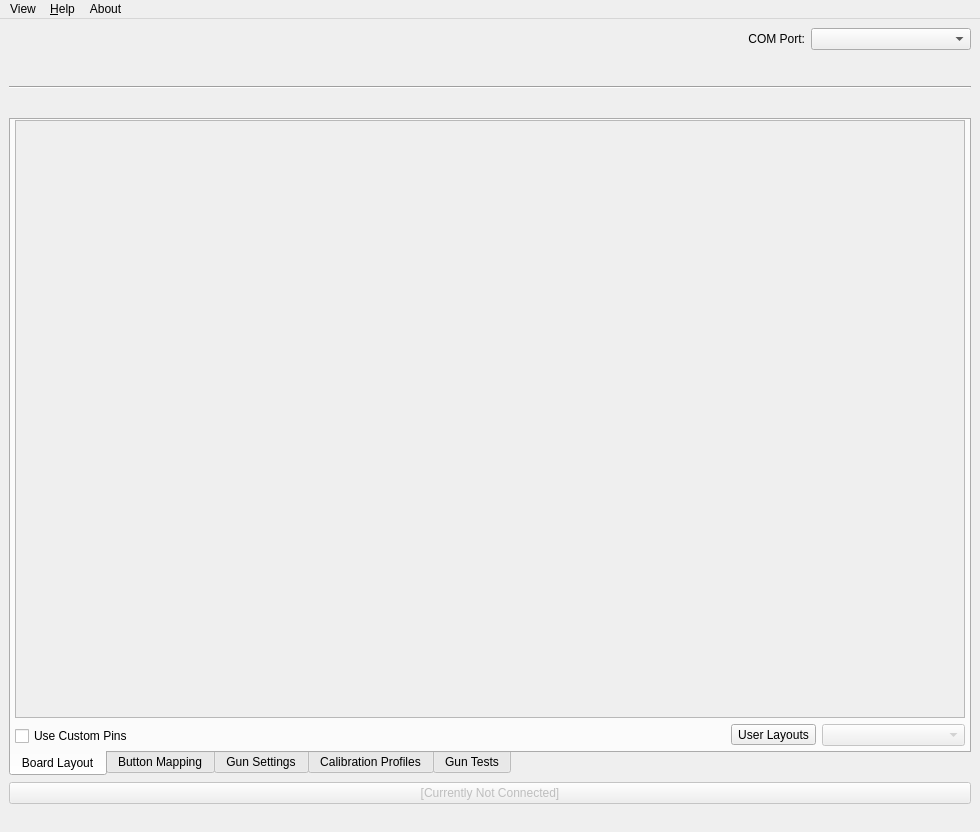
The window that src/appmainwindow.ui (TeamOpenFIRE/OpenFIRE-App) describes before a commit, drawn with Qt 5.
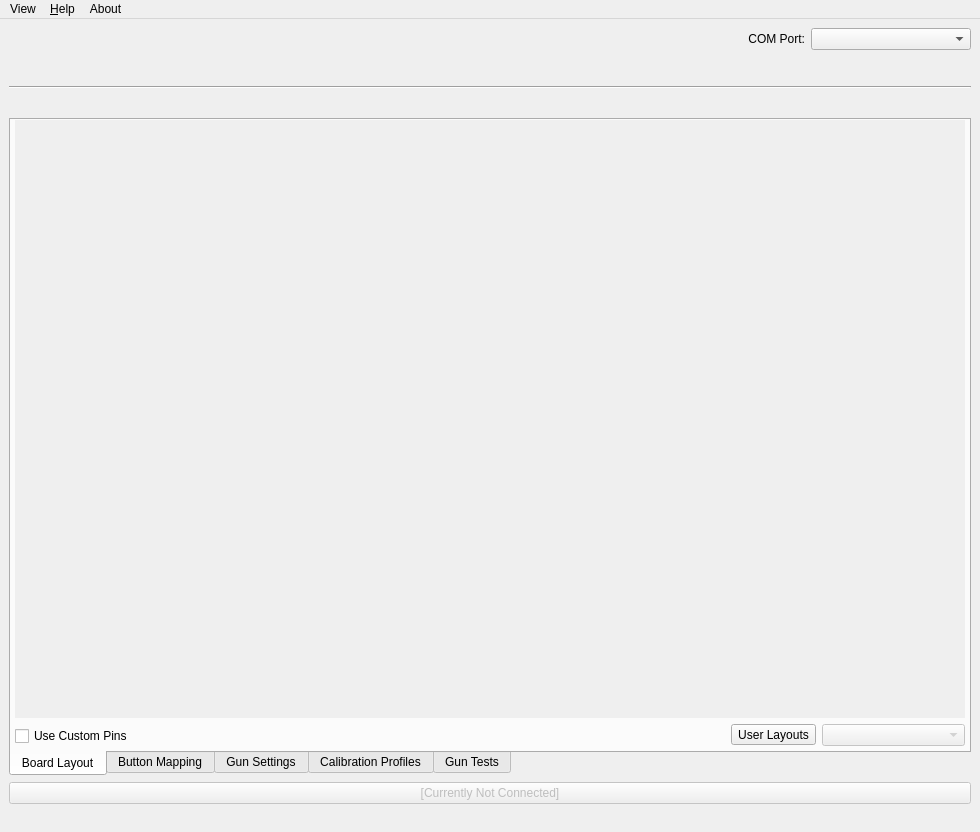
The same window after the commit. Icons and pictures are not drawn.

Commit message: Add scroll area for Previewer window; remove styling for all main scroll areas

What changed in the file:
```diff
--- a/src/appmainwindow.ui
+++ b/src/appmainwindow.ui
@@ -152,6 +152,9 @@
         </property>
         <item>
          <widget class="QScrollArea" name="pinsScrollArea">
+          <property name="frameShape">
+           <enum>QFrame::NoFrame</enum>
+          </property>
           <property name="frameShadow">
            <enum>QFrame::Plain</enum>
           </property>
@@ -162,15 +165,15 @@
            <bool>true</bool>
           </property>
           <property name="alignment">
-           <set>Qt::AlignHCenter|Qt::AlignTop</set>
+           <set>Qt::AlignCenter</set>
           </property>
           <widget class="QWidget" name="pinsScrollContents">
            <property name="geometry">
             <rect>
              <x>0</x>
              <y>0</y>
-             <width>948</width>
-             <height>575</height>
+             <width>950</width>
+             <height>577</height>
             </rect>
            </property>
            <layout class="QHBoxLayout" name="horizontalLayout_3">
```
Left out of the diff: 26 changed lines with no effect on the pictures. The commit also changes 1 other file.
